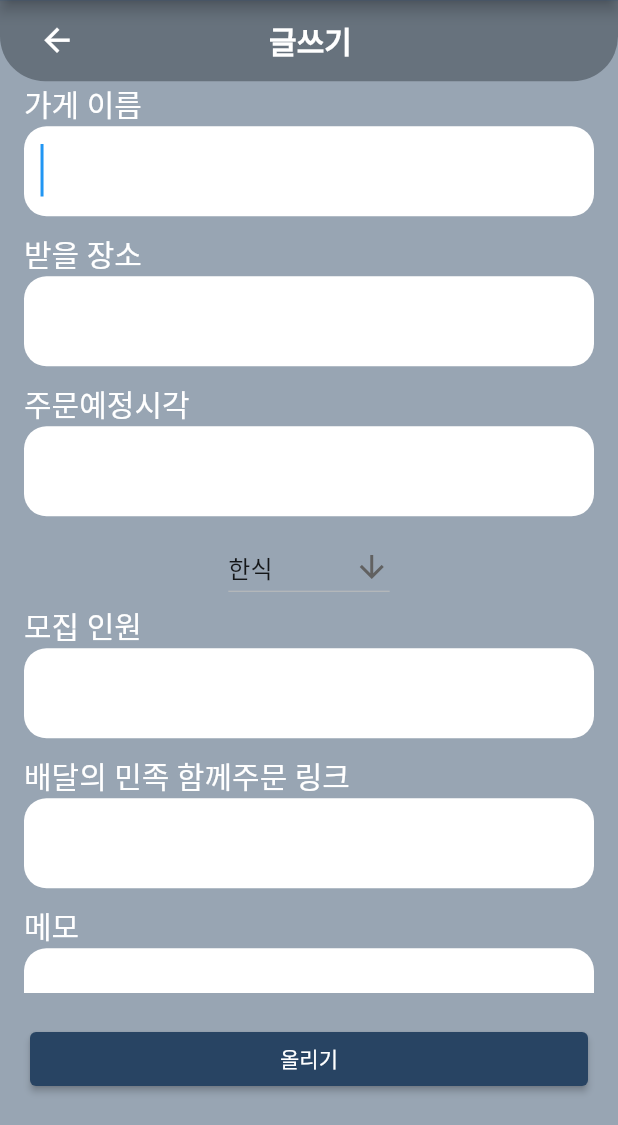
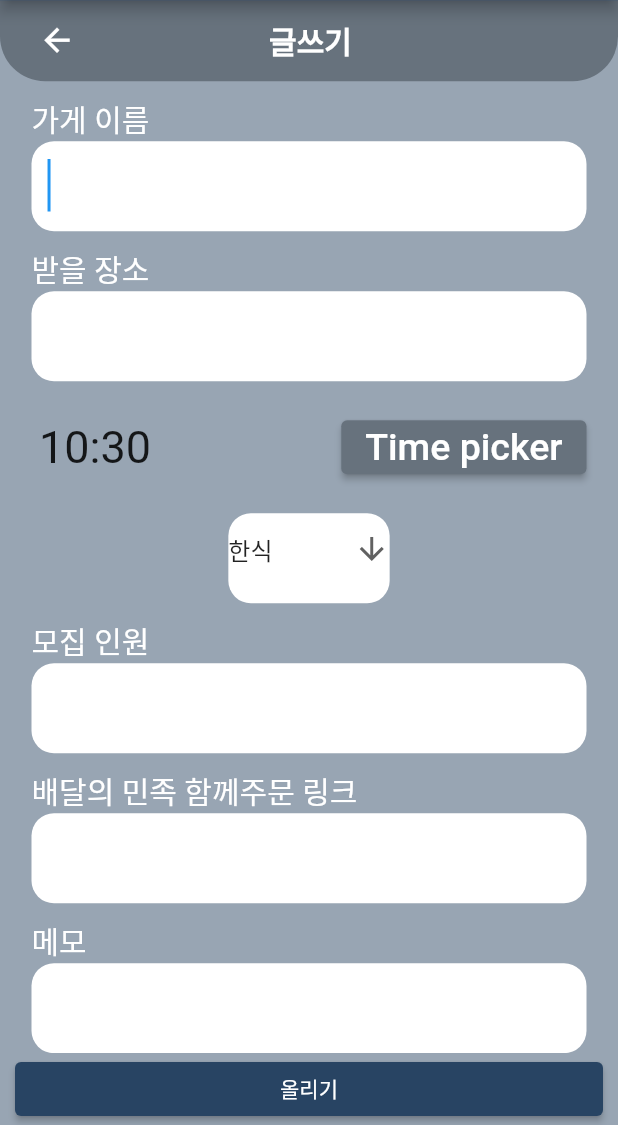
Before and after one commit to Seo-Yegyeong/delivery_together, a Flutter app: the WritePage screen opened directly, on a phone screen of 412 x 824 dp, the part 111-1236 px from its top. Run offline on Flutter 3.47's test engine with Material 2 defaults, Android fonts, the phone set to English and light mode, and no system bars; our stand-ins replace cloud_firestore, firebase_auth, firebase_core, get, google_sign_in, logger; accounts and stored records are empty.

Commit message:
[FEAT] change the receiving form of orderTime from textFormField to TimePicker

```diff
--- a/lib/write_order.dart
+++ b/lib/write_order.dart
@@ -42,7 +42,7 @@ class _WritePageState extends State<WritePage> {
       bottomNavigationBar: Container(
         decoration: BoxDecoration(color: Color(0xFF98A5B3)),
         child: Padding(
-          padding: EdgeInsets.all(20),
+          padding: EdgeInsets.symmetric(horizontal: 10),
           child: ElevatedButton(
             child: Text('올리기'),
             style: ButtonStyle(
@@ -105,21 +105,55 @@ class WritingForm extends StatefulWidget {
 
 class _WritingForm extends State<WritingForm> {
   String dropdownValue = category_menu.first;
+  TimeOfDay time = TimeOfDay.now();
+
   @override
   Widget build(BuildContext context) {
+    final hours = time.hour.toString().padLeft(2, '0');
+    final minutes = time.minute.toString().padLeft(2, '0');
+
     return Form(
       key: _formKey,
       child: Expanded(
+        child: Padding(
+          padding: const EdgeInsets.symmetric(vertical: 10.0, horizontal: 5),
           child: SingleChildScrollView(
             padding: EdgeInsets.fromLTRB(16, 0, 16, 0),
             child: Column(
               children: <Widget>[
                 InputField("가게 이름", 0),
                 InputField("받을 장소", 1),
-              InputField("주문예정시각", 2),
-              DropdownButton(
+                Padding(
+                  padding: const EdgeInsets.fromLTRB(5, 10.0, 0, 10.0),
+                  child: Row(
+                    mainAxisAlignment: MainAxisAlignment.spaceBetween,
+                    crossAxisAlignment: CrossAxisAlignment.center,
+                    children: [
+                      Text('$hours:$minutes', style: TextStyle(fontSize: 30)),
+                      ElevatedButton(
+                          onPressed: () async {
+                            TimeOfDay? newTime = await showTimePicker(context: context, initialTime: time);
+                            if(newTime == null) return;
+                            setState(() { time = newTime; });
+                          },
+                          child: Text('Time picker', style: TextStyle(fontSize: 25),),
+                          style: ButtonStyle(backgroundColor: MaterialStateProperty.resolveWith((color) => Color(0xFF67727D))),
+                      ),
+                    ],
+                  ),
+                ),
+                Padding(
+                  padding: const EdgeInsets.symmetric(vertical: 10.0),
+                  child: Container(
+                    height: 60,
+                    decoration: BoxDecoration(
+                      color: Colors.white,
+                      borderRadius: BorderRadius.circular(15),
+                    ),
+                    child: DropdownButton(
                       value: dropdownValue,
                       icon: const Icon(Icons.arrow_downward),
+                      underline: SizedBox.shrink(),
                       onChanged: (String? value) {
                         setState(() {
                           dropdownValue = value!;
@@ -133,11 +167,14 @@ class _WritingForm extends State<WritingForm> {
                         );
                       }).toList(),
                     ),
+                  ),
+                ),
                 InputField("모집 인원", 4),
                 InputField("배달의 민족 함께주문 링크", 5),
                 InputField('메모', 6),
                 SizedBox(height: 16,),
               ],
+            ),
           ),
         ),
       ),
```
Also changed, not shown: pubspec.lock. Lines whose indentation alone changed are shown as unchanged.
